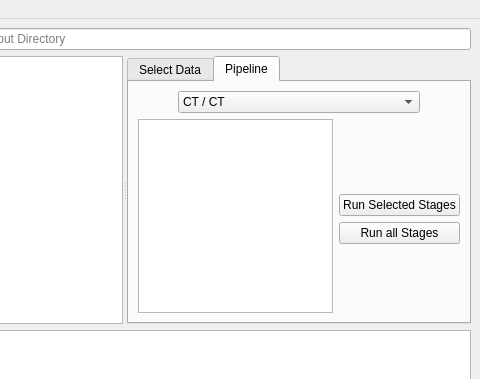
First picture: the form in ciclone/forms/MainWindow.ui, repository NeuroTech-Platform/CiCLONE, before the edit; both pictures show x 138 to 618 and y 0 to 379 of the 618 by 652 pixel window.
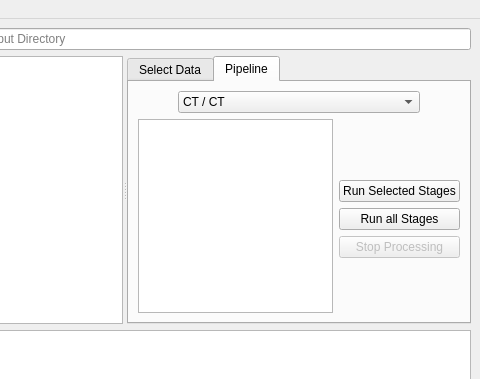
Second picture: the form after the edit. The open tabs and pages were chosen to show the change.

Commit message: Add stop process

```diff
--- a/ciclone/forms/MainWindow.ui
+++ b/ciclone/forms/MainWindow.ui
@@ -278,8 +278,8 @@
         <attribute name="title">
          <string>Pipeline</string>
         </attribute>
-        <layout class="QVBoxLayout" name="verticalLayout_2">
-         <item>
+        <layout class="QGridLayout" name="gridLayout_3">
+         <item row="0" column="0" colspan="2">
           <layout class="QHBoxLayout" name="horizontalLayout_2">
            <item>
             <spacer name="horizontalSpacer">
@@ -324,9 +324,7 @@
            </item>
           </layout>
          </item>
-         <item>
-          <layout class="QGridLayout" name="gridLayout_5">
-           <item row="0" column="0" rowspan="4">
+         <item row="1" column="0" rowspan="3">
             <widget class="QListWidget" name="stages_listWidget">
              <property name="maximumSize">
               <size>
@@ -336,33 +334,47 @@
              </property>
             </widget>
            </item>
-           <item row="0" column="1">
-            <spacer name="verticalSpacer">
-             <property name="orientation">
-              <enum>Qt::Orientation::Vertical</enum>
-             </property>
-             <property name="sizeHint" stdset="0">
-              <size>
-               <width>20</width>
-               <height>40</height>
-              </size>
-             </property>
-            </spacer>
-           </item>
            <item row="1" column="1">
+          <spacer name="verticalSpacer">
+           <property name="orientation">
+            <enum>Qt::Orientation::Vertical</enum>
+           </property>
+           <property name="sizeHint" stdset="0">
+            <size>
+             <width>20</width>
+             <height>50</height>
+            </size>
+           </property>
+          </spacer>
+         </item>
+         <item row="2" column="1">
+          <layout class="QVBoxLayout" name="verticalLayout">
+           <item>
             <widget class="QPushButton" name="runSelectedStages_pushButton">
              <property name="text">
               <string>Run Selected Stages</string>
              </property>
             </widget>
            </item>
-           <item row="2" column="1">
+           <item>
             <widget class="QPushButton" name="runAllStages_PushButton">
              <property name="text">
               <string>Run all Stages</string>
              </property>
             </widget>
            </item>
+           <item>
+            <widget class="QPushButton" name="stopProcessing_pushButton">
+             <property name="enabled">
+              <bool>false</bool>
+             </property>
+             <property name="text">
+              <string>Stop Processing</string>
+             </property>
+            </widget>
+           </item>
+          </layout>
+         </item>
            <item row="3" column="1">
             <spacer name="verticalSpacer_2">
              <property name="orientation">
@@ -375,8 +387,6 @@
               </size>
              </property>
             </spacer>
-           </item>
-          </layout>
          </item>
         </layout>
        </widget>
```
Lines whose indentation alone changed are shown as unchanged. The commit also changes 3 other files.
